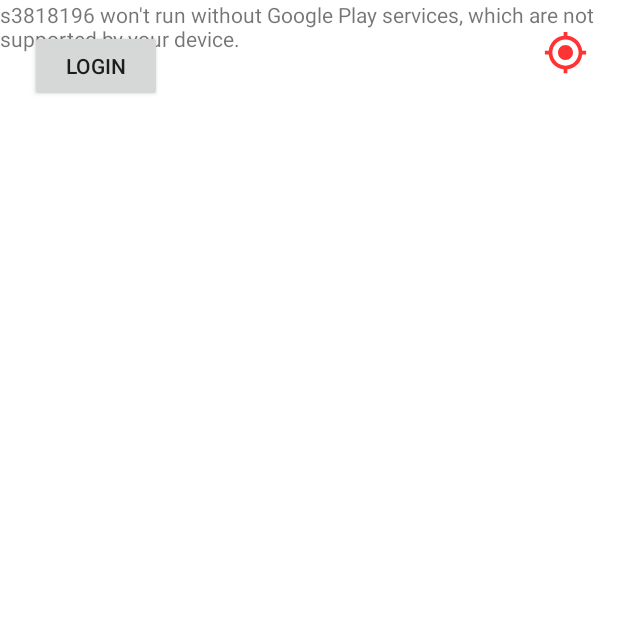
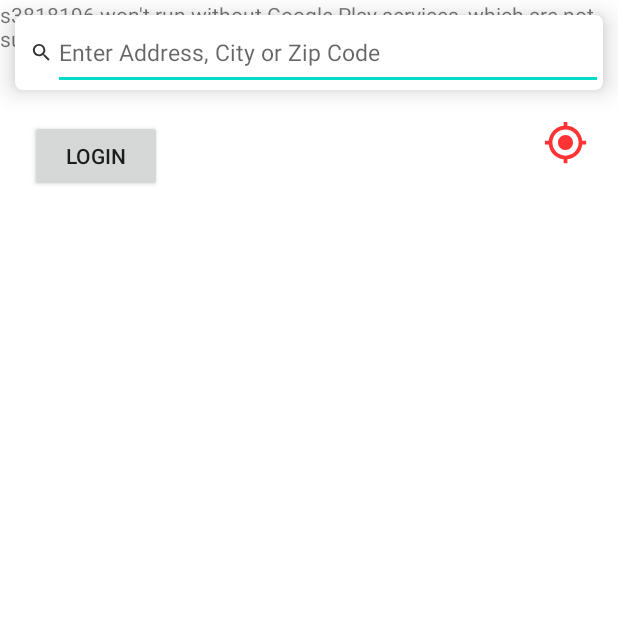
Before and after one commit to tuongnc-0401/Android_A2, an Android app: the screen it shows after launch (MapsActivity), on a phone screen of 412 x 824 dp, the top half of it. Run offline under Robolectric (Android 15) with nearby library versions, the phone set to English and light mode, and no system bars; libraries missing offline, so code that uses them is left out: com.google.maps.android.

Commit message:
Layout for Search Function

```diff
--- a/app/src/main/AndroidManifest.xml
+++ b/app/src/main/AndroidManifest.xml
@@ -16,6 +16,9 @@
         android:roundIcon="@mipmap/ic_launcher_round"
         android:supportsRtl="true"
         android:theme="@style/Theme.S3818196">
+        <activity
+            android:name=".UpdateStatisticActivity"
+            android:exported="false" />
         <activity
             android:name=".ListAllVolunteerActivity"
             android:exported="false" />
--- a/app/src/main/java/rmit/tuong/s3818196/CustomClusterRenderer.java
+++ b/app/src/main/java/rmit/tuong/s3818196/CustomClusterRenderer.java
@@ -12,6 +12,7 @@ import com.google.android.gms.maps.GoogleMap;
 import com.google.android.gms.maps.model.BitmapDescriptor;
 import com.google.android.gms.maps.model.BitmapDescriptorFactory;
 import com.google.android.gms.maps.model.MarkerOptions;
+import com.google.maps.android.clustering.Cluster;
 import com.google.maps.android.clustering.ClusterManager;
 import com.google.maps.android.clustering.view.DefaultClusterRenderer;
 
@@ -27,6 +28,11 @@ public class CustomClusterRenderer extends DefaultClusterRenderer<SiteModel> {
         markerOptions.icon(bitmapDescriptorFromVector(mContext,R.drawable.ic_site))
         .snippet(String.valueOf(item.getId()));
 
+    }
+
+    @Override
+    protected boolean shouldRenderAsCluster(@NonNull Cluster<SiteModel> cluster) {
+        return cluster.getSize() > 1;
     }
 
     public CustomClusterRenderer(Context context, GoogleMap map, ClusterManager<SiteModel> clusterManager) {
--- a/app/src/main/java/rmit/tuong/s3818196/MapsActivity.java
+++ b/app/src/main/java/rmit/tuong/s3818196/MapsActivity.java
@@ -9,13 +9,21 @@ import android.graphics.Bitmap;
 import android.graphics.Canvas;
 import android.graphics.Color;
 import android.graphics.drawable.Drawable;
+import android.location.Address;
+import android.location.Geocoder;
 import android.location.Location;
 import android.os.Bundle;
 import android.util.Log;
+import android.view.KeyEvent;
 import android.view.LayoutInflater;
 import android.view.View;
+import android.view.inputmethod.EditorInfo;
+import android.widget.ArrayAdapter;
+import android.widget.AutoCompleteTextView;
 import android.widget.Button;
+import android.widget.EditText;
 import android.widget.ImageView;
+import android.widget.TextView;
 import android.widget.Toast;
 
 import androidx.annotation.NonNull;
@@ -42,6 +50,7 @@ import com.google.android.gms.tasks.OnSuccessListener;
 import com.google.maps.android.clustering.Cluster;
 import com.google.maps.android.clustering.ClusterManager;
 
+import java.io.IOException;
 import java.util.ArrayList;
 import java.util.List;
 
@@ -59,9 +68,11 @@ public class MapsActivity extends FragmentActivity implements OnMapReadyCallback
     private ImageView ic_gps, ic_join;
     private Button btnLogin;
     private List<SiteModel> listSites;
-    private DatabaseHelper databaseHelper = new DatabaseHelper(MapsActivity.this);
+  //  private DatabaseHelper databaseHelper = new DatabaseHelper(MapsActivity.this);
+  private DatabaseHelper databaseHelper;
     private SharedPreferences sharedPreferences;
     private  String username;
+    private AutoCompleteTextView mSearchText;
     @Override
     protected void onCreate(Bundle savedInstanceState) {
         super.onCreate(savedInstanceState);
@@ -73,6 +84,7 @@ public class MapsActivity extends FragmentActivity implements OnMapReadyCallback
         SupportMapFragment mapFragment = (SupportMapFragment) getSupportFragmentManager()
                 .findFragmentById(R.id.map);
         mapFragment.getMapAsync(this);
+        databaseHelper = new DatabaseHelper(MapsActivity.this);
         ic_gps = findViewById(R.id.ic_gps);
         ic_join = findViewById(R.id.ic_login);
         btnLogin = findViewById(R.id.btnLogInMap);
@@ -132,6 +144,19 @@ public class MapsActivity extends FragmentActivity implements OnMapReadyCallback
             databaseHelper.createUser("admin", "admin","admin");
         }
 
+
+        searchFunction();
+    }
+
+    private void searchFunction() {
+        String[] site = new String[]{
+                "quochuy sdfs ", "hehe sfsdf ", "sdfdsf sdfdfsf","hellocacban sfd fs"
+        };
+
+
+        AutoCompleteTextView editText = findViewById(R.id.input_search);
+        ArrayAdapter<String> adapter = new ArrayAdapter<String>(this, android.R.layout.simple_list_item_1,site);
+        editText.setAdapter(adapter);
     }
 
     /**
@@ -348,4 +373,8 @@ public class MapsActivity extends FragmentActivity implements OnMapReadyCallback
 //        }
     }
 
+
+
+
+
 }
--- /dev/null
+++ b/app/src/main/res/drawable-anydpi/ic_magnify.xml
@@ -0,0 +1,11 @@
+<vector xmlns:android="http://schemas.android.com/apk/res/android"
+    android:width="24dp"
+    android:height="24dp"
+    android:viewportWidth="24"
+    android:viewportHeight="24"
+    android:tint="#000000"
+    android:alpha="0.8">
+  <path
+      android:fillColor="@android:color/white"
+      android:pathData="M15.5,14h-0.79l-0.28,-0.27C15.41,12.59 16,11.11 16,9.5 16,5.91 13.09,3 9.5,3S3,5.91 3,9.5 5.91,16 9.5,16c1.61,0 3.09,-0.59 4.23,-1.57l0.27,0.28v0.79l5,4.99L20.49,19l-4.99,-5zM9.5,14C7.01,14 5,11.99 5,9.5S7.01,5 9.5,5 14,7.01 14,9.5 11.99,14 9.5,14z"/>
+</vector>
--- a/app/src/main/res/layout/activity_maps.xml
+++ b/app/src/main/res/layout/activity_maps.xml
@@ -12,7 +12,38 @@ tools:context=".MapsActivity">
     android:layout_width="match_parent"
     android:layout_height="match_parent"
     />
+    <RelativeLayout
+        android:layout_width="match_parent"
+        android:layout_height="50dp"
+        android:layout_marginTop="10dp"
+        android:layout_marginLeft="10dp"
+        android:layout_marginRight="10dp"
+        android:elevation="10dp"
+        android:background="@drawable/white_border"
+        android:id="@+id/relLayout1">
 
+        <ImageView
+            android:layout_width="15dp"
+            android:layout_height="15dp"
+            android:id="@+id/ic_magnify"
+            android:layout_centerVertical="true"
+            android:layout_marginLeft="10dp"
+            android:src="@drawable/ic_magnify"
+            />
+
+        <AutoCompleteTextView
+            android:id="@+id/input_search"
+            android:layout_width="match_parent"
+            android:layout_height="match_parent"
+            android:layout_centerVertical="true"
+            android:layout_toRightOf="@+id/ic_magnify"
+            android:hint="Enter Address, City or Zip Code"
+            android:imeOptions="actionSearch"
+            android:textColor="#000"
+            android:textSize="15sp" />
+
+
+    </RelativeLayout>
 
     <ImageView
         android:id="@+id/ic_gps"
@@ -21,14 +52,16 @@ tools:context=".MapsActivity">
         android:layout_alignParentRight="true"
         android:layout_marginTop="20dp"
         android:layout_marginRight="20dp"
+        android:layout_below="@+id/relLayout1"
         android:src="@drawable/ic_gps"></ImageView>
 
     <ImageView
         android:id="@+id/ic_login"
         android:layout_width="40dp"
         android:layout_height="40dp"
+        android:layout_below="@id/ic_gps"
         android:layout_alignParentRight="true"
-        android:layout_marginTop="55dp"
+        android:layout_marginTop="20dp"
         android:layout_marginRight="20dp"
         android:src="@drawable/ic_join"
         android:visibility="invisible"></ImageView>
@@ -41,6 +74,7 @@ tools:context=".MapsActivity">
         android:layout_marginTop="20dp"
         android:layout_marginEnd="20dp"
         android:layout_marginBottom="20dp"
+        android:layout_below="@+id/relLayout1"
         android:text="LogIn" />
 
 
```
Also changed, not shown: app/src/main/java/rmit/tuong/s3818196/DatabaseHelper.java (+9 -0 lines), app/src/main/java/rmit/tuong/s3818196/SiteDetailActivity.java (+39 -11 lines), app/src/main/java/rmit/tuong/s3818196/UpdateStatisticActivity.java (added, +62 -0 lines), app/src/main/res/layout/activity_update_statistic.xml (added, +109 -0 lines), app/src/main/res/drawable-hdpi/ic_magnify.png (added), app/src/main/res/drawable-mdpi/ic_magnify.png (added), app/src/main/res/drawable-xhdpi/ic_magnify.png (added), app/src/main/res/drawable-xxhdpi/ic_magnify.png (added).
